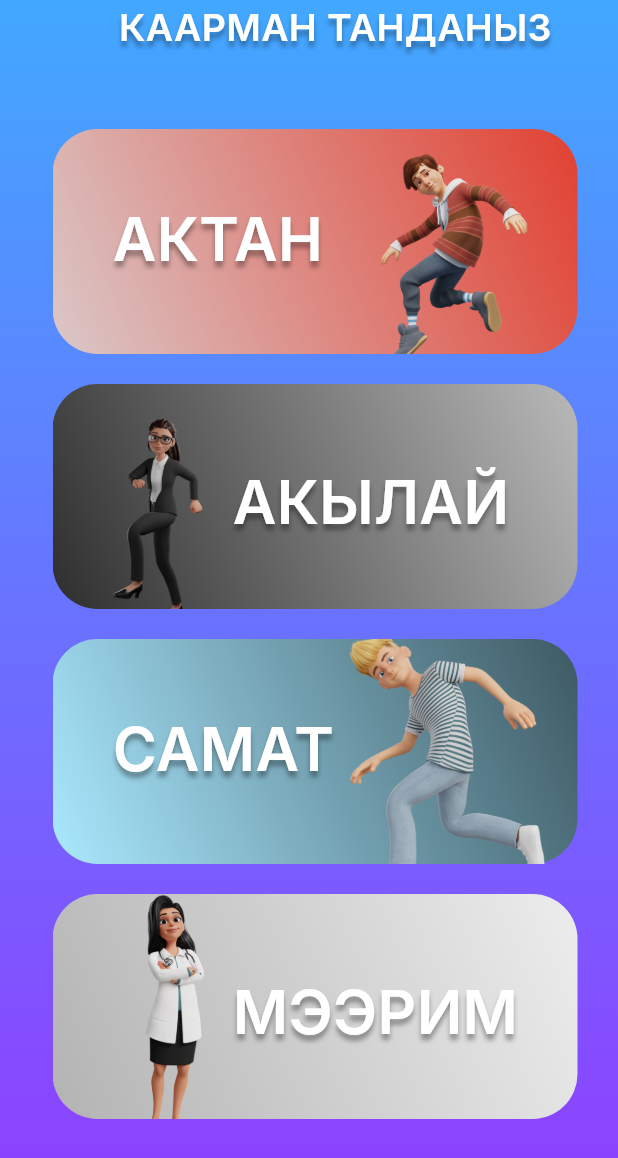
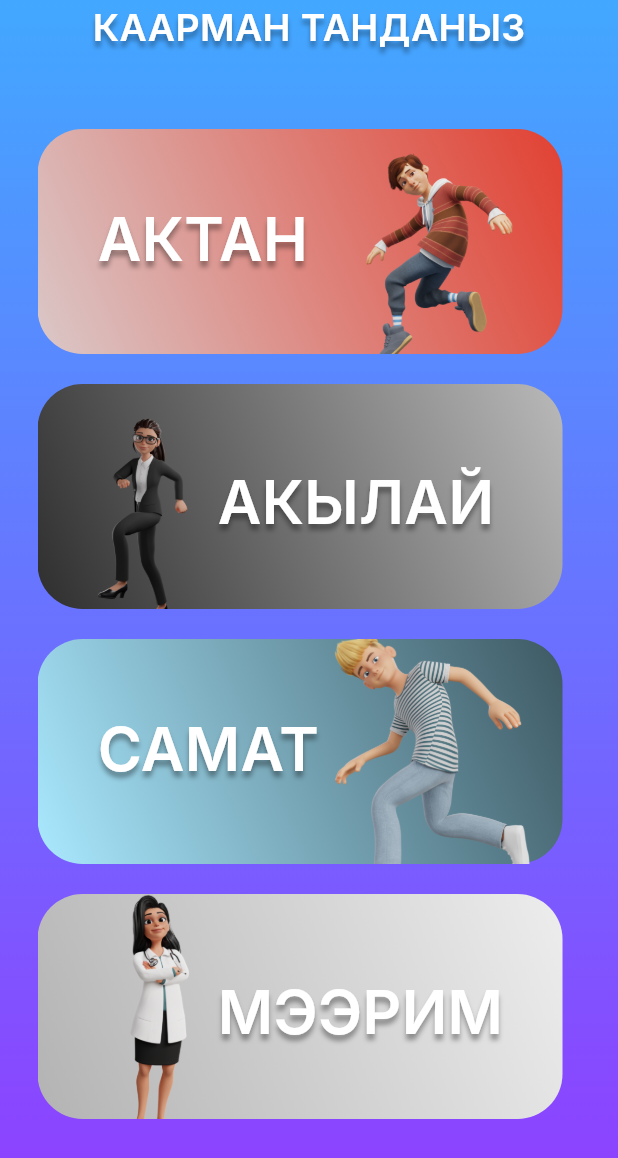
Before and after one commit to chiefbaki/kids_game, a Flutter app: the screen it shows after launch, on a phone screen of 412 x 824 dp. Shown: the top 1158 px of the screen. Run offline on Flutter 3.47's test engine with Material 3 defaults, Android fonts, the light colour scheme and no system bars; our stand-ins replace another_flutter_splash_screen, bloc, dio, flutter_bloc, flutter_svg, just_audio; missing offline and left inert: animated_icon; Roboto replaces fonts that are missing (Inter).

Commit message:
fixed choose character

```diff
--- a/lib/presentation/screen/choose_character_screen.dart
+++ b/lib/presentation/screen/choose_character_screen.dart
@@ -1,63 +1,63 @@
-// import 'package:flutter/material.dart';
-// import 'package:flutter_bloc/flutter_bloc.dart';
-// import 'package:kids_game/core/consts/app_colors.dart';
-// import 'package:kids_game/core/consts/app_fonts.dart';
-// import 'package:kids_game/data/model/character_model.dart';
-// import 'package:kids_game/data/provider/profile_info.dart';
-// import 'package:kids_game/presentation/screen/profile_screen.dart';
-// import 'package:kids_game/presentation/widgets/character_card.dart';
+import 'package:flutter/material.dart';
+import 'package:flutter_bloc/flutter_bloc.dart';
+import 'package:kids_game/core/consts/app_colors.dart';
+import 'package:kids_game/core/consts/app_fonts.dart';
+import 'package:kids_game/data/model/character_model.dart';
+import 'package:kids_game/data/provider/profile_info.dart';
+import 'package:kids_game/presentation/screen/profile_screen.dart';
+import 'package:kids_game/presentation/widgets/character_card.dart';
 
-// class ChooseCharacterScreen extends StatelessWidget {
-//   const ChooseCharacterScreen({super.key});
+class ChooseCharacterScreen extends StatelessWidget {
+  const ChooseCharacterScreen({super.key});
 
-//   @override
-//   Widget build(BuildContext context) {
-//     return Container(
-//       decoration: const BoxDecoration(
-//           gradient: LinearGradient(
-//               colors: AppColors.bgColor,
-//               begin: Alignment.topRight,
-//               end: Alignment.bottomRight)),
-//       child: Scaffold(
-//           body: SafeArea(
-//               child: Padding(
-//         padding: const EdgeInsets.symmetric(horizontal: 25),
-//         child: Column(
-//           children: [
-//             Padding(
-//               padding: const EdgeInsets.only(bottom: 40),
-//               child: Text(
-//                 "КААРМАН ТАНДАНЫЗ",
-//                 style: AppFonts.s30w600,
-//               ),
-//             ),
-//             Expanded(
-//                 child: ListView.builder(
-//                     itemBuilder: (context, index) {
-//                       return InkWell(
-//                         onTap: () {
-//                           context.read<CharacterInfoProvider>().changeProfile(CharacterModelList.modelList[index]);
-//                           Navigator.push(
-//                               context,
-//                               MaterialPageRoute(
-//                                   builder: (context) => ProfileScreen()));
-//                         },
-//                         child: CharacterCard(
-//                           name: CharacterModelList
-//                               .modelList[index].nameOfCharacter,
-//                           photo: CharacterModelList
-//                               .modelList[index].photoOfCharacter,
-//                           colors:
-//                               CharacterModelList.modelList[index].colorOfCard,
-//                           positionRight:
-//                               CharacterModelList.modelList[index].positionRight,
-//                         ),
-//                       );
-//                     },
-//                     itemCount: CharacterModelList.modelList.length))
-//           ],
-//         ),
-//       ))),
-//     );
-//   }
-// }
+  @override
+  Widget build(BuildContext context) {
+    return Container(
+      decoration: const BoxDecoration(
+          gradient: LinearGradient(
+              colors: AppColors.bgColor,
+              begin: Alignment.topRight,
+              end: Alignment.bottomRight)),
+      child: Scaffold(
+          body: SafeArea(
+              child: Padding(
+        padding: const EdgeInsets.symmetric(horizontal: 25),
+        child: Column(
+          children: [
+            Padding(
+              padding: const EdgeInsets.only(bottom: 40),
+              child: Text(
+                "КААРМАН ТАНДАНЫЗ",
+                style: AppFonts.s30w600,
+              ),
+            ),
+            Expanded(
+                child: ListView.builder(
+                    itemBuilder: (context, index) {
+                      return InkWell(
+                        onTap: () {
+                          context.read<CharacterInfoProvider>().changeProfile(CharacterModelList.modelList[index]);
+                          Navigator.push(
+                              context,
+                              MaterialPageRoute(
+                                  builder: (context) => ProfileScreen()));
+                        },
+                        child: CharacterCard(
+                          name: CharacterModelList
+                              .modelList[index].nameOfCharacter,
+                          photo: CharacterModelList
+                              .modelList[index].photoOfCharacter,
+                          colors:
+                              CharacterModelList.modelList[index].colorOfCard,
+                          positionRight:
+                              CharacterModelList.modelList[index].positionRight,
+                        ),
+                      );
+                    },
+                    itemCount: CharacterModelList.modelList.length))
+          ],
+        ),
+      ))),
+    );
+  }
+}
--- a/lib/presentation/screens/choose_character_screen.dart
+++ b/lib/presentation/screens/choose_character_screen.dart
@@ -1,68 +1,68 @@
-import 'package:flutter/material.dart';
-import 'package:kids_game/core/consts/app_colors.dart';
-import 'package:kids_game/core/consts/app_fonts.dart';
-import 'package:kids_game/data/model/character_model.dart';
-import 'package:kids_game/presentation/screens/profile_screen.dart';
-import 'package:kids_game/presentation/widgets/character_card.dart';
+// import 'package:flutter/material.dart';
+// import 'package:kids_game/core/consts/app_colors.dart';
+// import 'package:kids_game/core/consts/app_fonts.dart';
+// import 'package:kids_game/data/model/character_model.dart';
+// import 'package:kids_game/presentation/screens/profile_screen.dart';
+// import 'package:kids_game/presentation/widgets/character_card.dart';
 
-class ChooseCharacterScreen extends StatelessWidget {
-  const ChooseCharacterScreen({super.key});
+// class ChooseCharacterScreen extends StatelessWidget {
+//   const ChooseCharacterScreen({super.key});
 
-  @override
-  Widget build(BuildContext context) {
-    return Container(
-      decoration: const BoxDecoration(
-          gradient: LinearGradient(
-              colors: AppColors.bgColor,
-              begin: Alignment.topRight,
-              end: Alignment.bottomRight)),
-      child: Scaffold(
-          body: SafeArea(
-              child: Padding(
-        padding: const EdgeInsets.only(left: 35),
-        child: Center(
-          child: Column(
-            children: [
-              Padding(
-                padding: const EdgeInsets.only(bottom: 40),
-                child: Center(
-                  child: Text(
-                    "КААРМАН ТАНДАНЫЗ",
-                    style: AppFonts.s30w600,
-                  ),
-                ),
-              ),
-              Expanded(
-                  child: ListView.builder(
-                      itemBuilder: (context, index) {
-                        return InkWell(
-                          onTap: () => Navigator.push(
-                              context,
-                              MaterialPageRoute(
-                                  builder: (context) => ProfileScreen(
-                                        nameOfCharacter: CharacterModelList
-                                            .modelList[index].nameOfCharacter,
-                                        profilePhoto: CharacterModelList
-                                            .modelList[index]
-                                            .photoOfCharacteForProfile,
-                                      ))),
-                          child: CharacterCard(
-                            name: CharacterModelList
-                                .modelList[index].nameOfCharacter,
-                            photo: CharacterModelList
-                                .modelList[index].photoOfCharacter,
-                            colors:
-                                CharacterModelList.modelList[index].colorOfCard,
-                            positionRight:
-                                CharacterModelList.modelList[index].positionRight,
-                          ),
-                        );
-                      },
-                      itemCount: CharacterModelList.modelList.length))
-            ],
-          ),
-        ),
-      ))),
-    );
-  }
-}
+//   @override
+//   Widget build(BuildContext context) {
+//     return Container(
+//       decoration: const BoxDecoration(
+//           gradient: LinearGradient(
+//               colors: AppColors.bgColor,
+//               begin: Alignment.topRight,
+//               end: Alignment.bottomRight)),
+//       child: Scaffold(
+//           body: SafeArea(
+//               child: Padding(
+//         padding: const EdgeInsets.only(left: 35),
+//         child: Center(
+//           child: Column(
+//             children: [
+//               Padding(
+//                 padding: const EdgeInsets.only(bottom: 40),
+//                 child: Center(
+//                   child: Text(
+//                     "КААРМАН ТАНДАНЫЗ",
+//                     style: AppFonts.s30w600,
+//                   ),
+//                 ),
+//               ),
+//               Expanded(
+//                   child: ListView.builder(
+//                       itemBuilder: (context, index) {
+//                         return InkWell(
+//                           onTap: () => Navigator.push(
+//                               context,
+//                               MaterialPageRoute(
+//                                   builder: (context) => ProfileScreen(
+//                                         nameOfCharacter: CharacterModelList
+//                                             .modelList[index].nameOfCharacter,
+//                                         profilePhoto: CharacterModelList
+//                                             .modelList[index]
+//                                             .photoOfCharacteForProfile,
+//                                       ))),
+//                           child: CharacterCard(
+//                             name: CharacterModelList
+//                                 .modelList[index].nameOfCharacter,
+//                             photo: CharacterModelList
+//                                 .modelList[index].photoOfCharacter,
+//                             colors:
+//                                 CharacterModelList.modelList[index].colorOfCard,
+//                             positionRight:
+//                                 CharacterModelList.modelList[index].positionRight,
+//                           ),
+//                         );
+//                       },
+//                       itemCount: CharacterModelList.modelList.length))
+//             ],
+//           ),
+//         ),
+//       ))),
+//     );
+//   }
+// }
--- a/lib/presentation/screens/splash_screen.dart
+++ b/lib/presentation/screens/splash_screen.dart
@@ -1,6 +1,7 @@
 import 'package:another_flutter_splash_screen/another_flutter_splash_screen.dart';
 import 'package:flutter/material.dart';
 import 'package:kids_game/core/consts/app_colors.dart';
+import 'package:kids_game/presentation/screen/choose_character_screen.dart';
 import 'package:kids_game/presentation/screens/choose_character_screen.dart';
 import 'package:kids_game/resources/resources.dart';
 
```
